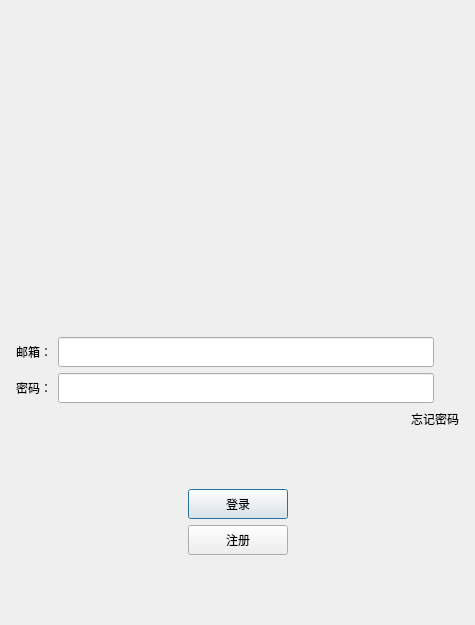
The window that client/logindialog.ui (a2789551808-lgtm/chatprogram) describes before a commit, drawn with Qt 5.
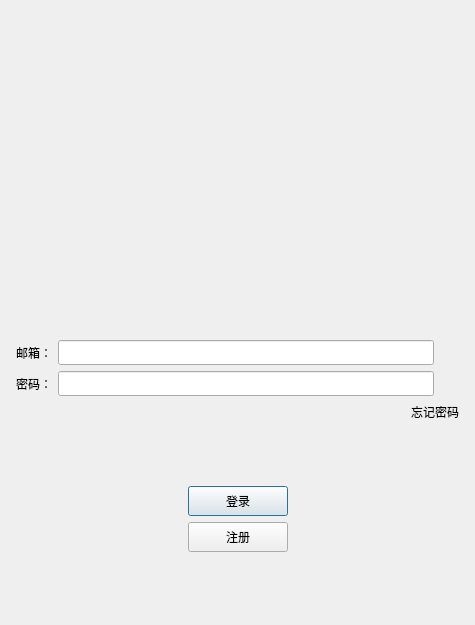
The same window after the commit. Custom widgets are drawn as their Qt base class.

What changed in the file:
```diff
--- a/client/logindialog.ui
+++ b/client/logindialog.ui
@@ -132,13 +132,13 @@
          <property name="minimumSize">
           <size>
            <width>0</width>
-           <height>30</height>
+           <height>25</height>
           </size>
          </property>
          <property name="maximumSize">
           <size>
            <width>16777215</width>
-           <height>30</height>
+           <height>25</height>
           </size>
          </property>
         </widget>
@@ -187,13 +187,13 @@
          <property name="minimumSize">
           <size>
            <width>0</width>
-           <height>30</height>
+           <height>25</height>
           </size>
          </property>
          <property name="maximumSize">
           <size>
            <width>16777215</width>
-           <height>30</height>
+           <height>25</height>
           </size>
          </property>
         </widget>
```
